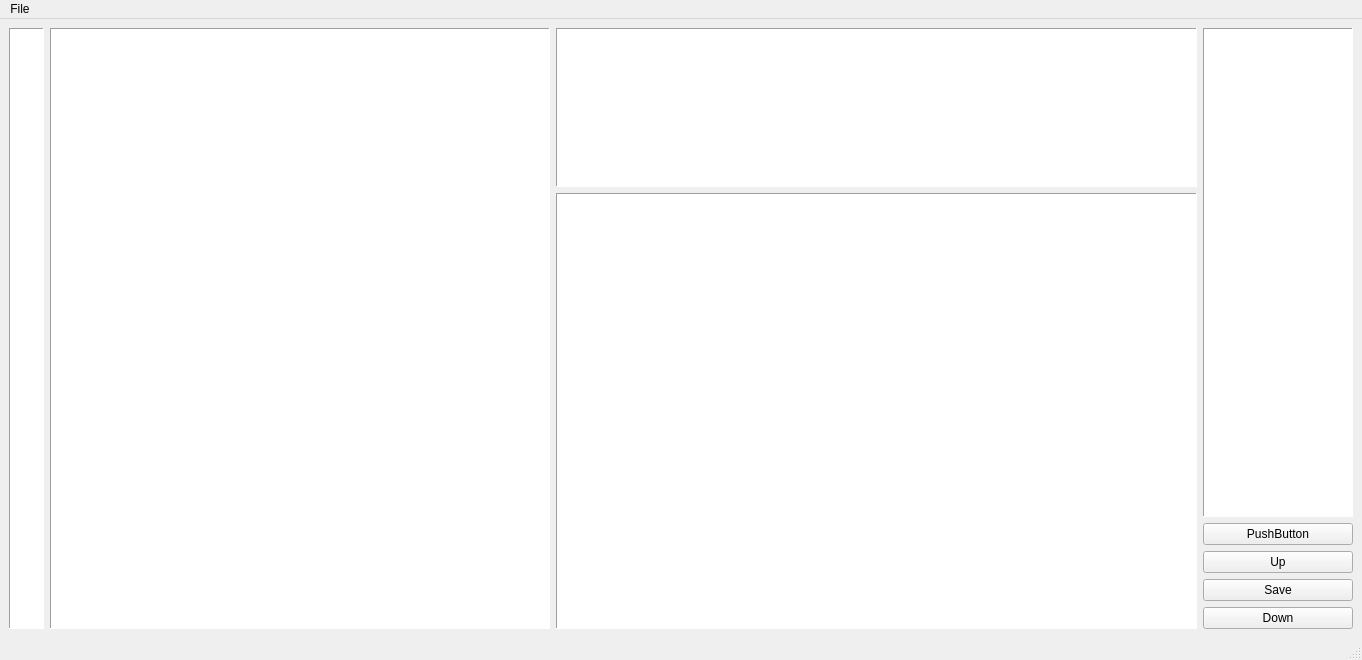
First picture: the form in Content Engineer Studio/main_window.ui, repository GhubDB/Content-Engineer-Studio, before the edit.
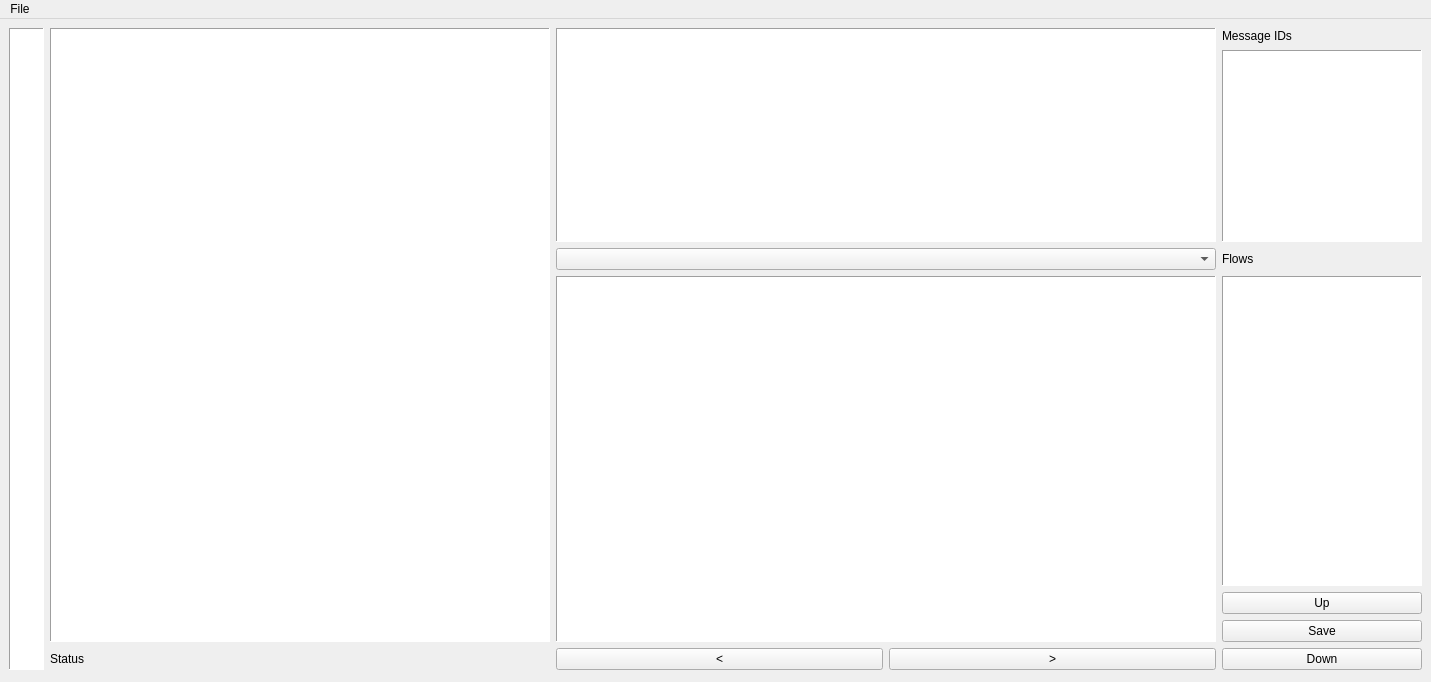
Second picture: the form after the edit.

The edit to the form file:
```diff
--- a/Content Engineer Studio/main_window.ui
+++ b/Content Engineer Studio/main_window.ui
@@ -6,8 +6,8 @@
    <rect>
     <x>0</x>
     <y>0</y>
-    <width>1362</width>
-    <height>660</height>
+    <width>1431</width>
+    <height>682</height>
    </rect>
   </property>
   <property name="windowTitle">
@@ -15,14 +15,93 @@
   </property>
   <widget class="QWidget" name="centralwidget">
    <layout class="QGridLayout" name="gridLayout">
-    <item row="4" column="4">
+    <property name="bottomMargin">
+     <number>12</number>
+    </property>
+    <item row="1" column="4">
+     <widget class="QLabel" name="label_2">
+      <property name="minimumSize">
+       <size>
+        <width>0</width>
+        <height>16</height>
+       </size>
+      </property>
+      <property name="maximumSize">
+       <size>
+        <width>16777215</width>
+        <height>16</height>
+       </size>
+      </property>
+      <property name="text">
+       <string>Message IDs</string>
+      </property>
+     </widget>
+    </item>
+    <item row="12" column="4">
      <widget class="QPushButton" name="up">
       <property name="text">
        <string>Up</string>
       </property>
      </widget>
     </item>
-    <item row="1" column="3" rowspan="6">
+    <item row="1" column="1" rowspan="13">
+     <widget class="QTableWidget" name="chat">
+      <property name="sizePolicy">
+       <sizepolicy hsizetype="Preferred" vsizetype="Expanding">
+        <horstretch>0</horstretch>
+        <verstretch>0</verstretch>
+       </sizepolicy>
+      </property>
+      <property name="minimumSize">
+       <size>
+        <width>500</width>
+        <height>0</height>
+       </size>
+      </property>
+      <property name="frameShape">
+       <enum>QFrame::Panel</enum>
+      </property>
+      <property name="verticalScrollBarPolicy">
+       <enum>Qt::ScrollBarAlwaysOff</enum>
+      </property>
+      <attribute name="horizontalHeaderVisible">
+       <bool>false</bool>
+      </attribute>
+      <attribute name="verticalHeaderVisible">
+       <bool>false</bool>
+      </attribute>
+     </widget>
+    </item>
+    <item row="14" column="1">
+     <widget class="QLabel" name="status_bar">
+      <property name="minimumSize">
+       <size>
+        <width>0</width>
+        <height>15</height>
+       </size>
+      </property>
+      <property name="maximumSize">
+       <size>
+        <width>16777215</width>
+        <height>15</height>
+       </size>
+      </property>
+      <property name="text">
+       <string>Status</string>
+      </property>
+     </widget>
+    </item>
+    <item row="14" column="3">
+     <widget class="QPushButton" name="right">
+      <property name="text">
+       <string>&gt;</string>
+      </property>
+      <property name="shortcut">
+       <string>Ctrl+Tab</string>
+      </property>
+     </widget>
+    </item>
+    <item row="6" column="2" rowspan="8" colspan="2">
      <widget class="QTextEdit" name="analysis">
       <property name="font">
        <font>
@@ -37,7 +116,63 @@
       </property>
      </widget>
     </item>
-    <item row="0" column="0" rowspan="7">
+    <item row="6" column="4" rowspan="6">
+     <widget class="QTableWidget" name="flows">
+      <property name="sizePolicy">
+       <sizepolicy hsizetype="Preferred" vsizetype="Preferred">
+        <horstretch>0</horstretch>
+        <verstretch>0</verstretch>
+       </sizepolicy>
+      </property>
+      <property name="minimumSize">
+       <size>
+        <width>150</width>
+        <height>0</height>
+       </size>
+      </property>
+      <property name="maximumSize">
+       <size>
+        <width>200</width>
+        <height>16777215</height>
+       </size>
+      </property>
+      <property name="frameShape">
+       <enum>QFrame::Panel</enum>
+      </property>
+      <property name="verticalScrollBarPolicy">
+       <enum>Qt::ScrollBarAlwaysOff</enum>
+      </property>
+      <property name="horizontalScrollBarPolicy">
+       <enum>Qt::ScrollBarAlwaysOff</enum>
+      </property>
+      <property name="sizeAdjustPolicy">
+       <enum>QAbstractScrollArea::AdjustToContents</enum>
+      </property>
+      <property name="editTriggers">
+       <set>QAbstractItemView::NoEditTriggers</set>
+      </property>
+      <property name="selectionMode">
+       <enum>QAbstractItemView::MultiSelection</enum>
+      </property>
+      <property name="gridStyle">
+       <enum>Qt::NoPen</enum>
+      </property>
+      <attribute name="horizontalHeaderVisible">
+       <bool>false</bool>
+      </attribute>
+      <attribute name="verticalHeaderVisible">
+       <bool>false</bool>
+      </attribute>
+     </widget>
+    </item>
+    <item row="14" column="4">
+     <widget class="QPushButton" name="down">
+      <property name="text">
+       <string>Down</string>
+      </property>
+     </widget>
+    </item>
+    <item row="1" column="0" rowspan="14">
      <widget class="QTableWidget" name="sidebar">
       <property name="sizePolicy">
        <sizepolicy hsizetype="Preferred" vsizetype="Preferred">
@@ -86,24 +221,17 @@
       </attribute>
      </widget>
     </item>
-    <item row="6" column="4">
-     <widget class="QPushButton" name="down">
-      <property name="text">
-       <string>Down</string>
-      </property>
-     </widget>
-    </item>
-    <item row="5" column="4">
+    <item row="13" column="4">
      <widget class="QPushButton" name="save">
       <property name="text">
        <string>Save</string>
       </property>
      </widget>
     </item>
-    <item row="0" column="4" rowspan="3">
-     <widget class="QTableWidget" name="flows">
+    <item row="2" column="4" rowspan="3">
+     <widget class="QTableWidget" name="actions">
       <property name="sizePolicy">
-       <sizepolicy hsizetype="Preferred" vsizetype="Expanding">
+       <sizepolicy hsizetype="Preferred" vsizetype="Preferred">
         <horstretch>0</horstretch>
         <verstretch>0</verstretch>
        </sizepolicy>
@@ -126,17 +254,14 @@
       <property name="verticalScrollBarPolicy">
        <enum>Qt::ScrollBarAlwaysOff</enum>
       </property>
-      <property name="horizontalScrollBarPolicy">
-       <enum>Qt::ScrollBarAlwaysOff</enum>
-      </property>
-      <property name="sizeAdjustPolicy">
-       <enum>QAbstractScrollArea::AdjustToContents</enum>
+      <property name="editTriggers">
+       <set>QAbstractItemView::NoEditTriggers</set>
       </property>
       <property name="selectionMode">
        <enum>QAbstractItemView::MultiSelection</enum>
       </property>
-      <property name="gridStyle">
-       <enum>Qt::NoPen</enum>
+      <property name="showGrid">
+       <bool>false</bool>
       </property>
       <attribute name="horizontalHeaderVisible">
        <bool>false</bool>
@@ -146,7 +271,7 @@
       </attribute>
      </widget>
     </item>
-    <item row="0" column="3">
+    <item row="1" column="2" rowspan="4" colspan="2">
      <widget class="QTableWidget" name="canned">
       <property name="sizePolicy">
        <sizepolicy hsizetype="Expanding" vsizetype="Preferred">
@@ -154,6 +279,12 @@
         <verstretch>0</verstretch>
        </sizepolicy>
       </property>
+      <property name="minimumSize">
+       <size>
+        <width>0</width>
+        <height>100</height>
+       </size>
+      </property>
       <property name="frameShape">
        <enum>QFrame::Panel</enum>
       </property>
@@ -195,41 +326,38 @@
       </attribute>
      </widget>
     </item>
-    <item row="3" column="4">
-     <widget class="QPushButton" name="button">
+    <item row="14" column="2">
+     <widget class="QPushButton" name="left">
       <property name="text">
-       <string>PushButton</string>
+       <string>&lt;</string>
+      </property>
+      <property name="shortcut">
+       <string>Ctrl+Shift+Tab</string>
       </property>
      </widget>
     </item>
-    <item row="0" column="1" rowspan="7">
-     <widget class="QTableWidget" name="chat">
-      <property name="sizePolicy">
-       <sizepolicy hsizetype="Preferred" vsizetype="Expanding">
-        <horstretch>0</horstretch>
-        <verstretch>0</verstretch>
-       </sizepolicy>
-      </property>
+    <item row="5" column="4">
+     <widget class="QLabel" name="label">
       <property name="minimumSize">
        <size>
-        <width>500</width>
-        <height>0</height>
+        <width>0</width>
+        <height>13</height>
        </size>
       </property>
-      <property name="frameShape">
-       <enum>QFrame::Panel</enum>
+      <property name="maximumSize">
+       <size>
+        <width>16777215</width>
+        <height>13</height>
+       </size>
       </property>
-      <property name="verticalScrollBarPolicy">
-       <enum>Qt::ScrollBarAlwaysOff</enum>
+      <property name="text">
+       <string>Flows</string>
       </property>
-      <attribute name="horizontalHeaderVisible">
-       <bool>false</bool>
-      </attribute>
-      <attribute name="verticalHeaderVisible">
-       <bool>false</bool>
-      </attribute>
      </widget>
     </item>
+    <item row="5" column="2" colspan="2">
+     <widget class="QComboBox" name="cell_selector"/>
+    </item>
    </layout>
   </widget>
   <widget class="QMenuBar" name="menubar">
@@ -237,7 +365,7 @@
     <rect>
      <x>0</x>
      <y>0</y>
-     <width>1362</width>
+     <width>1431</width>
      <height>26</height>
     </rect>
    </property>
@@ -249,7 +377,6 @@
    </widget>
    <addaction name="menuFile"/>
   </widget>
-  <widget class="QStatusBar" name="statusbar"/>
   <action name="open">
    <property name="text">
     <string>Open Excel File</string>
```
Left out of the diff: 15 changed lines with no effect on the pictures.
